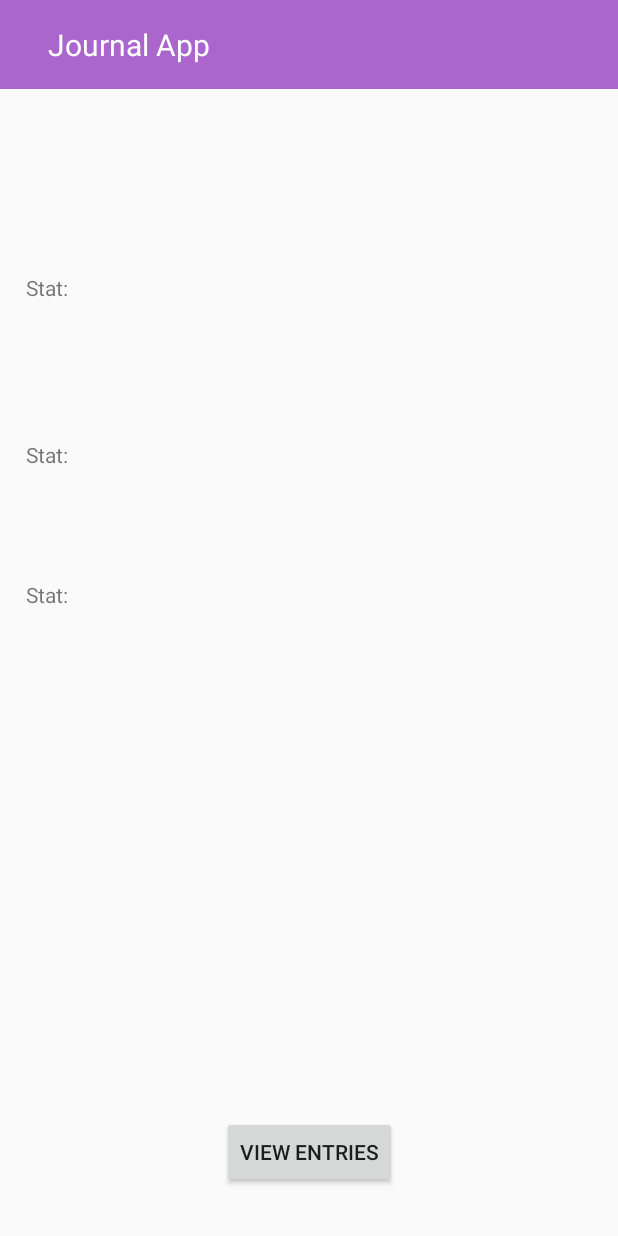
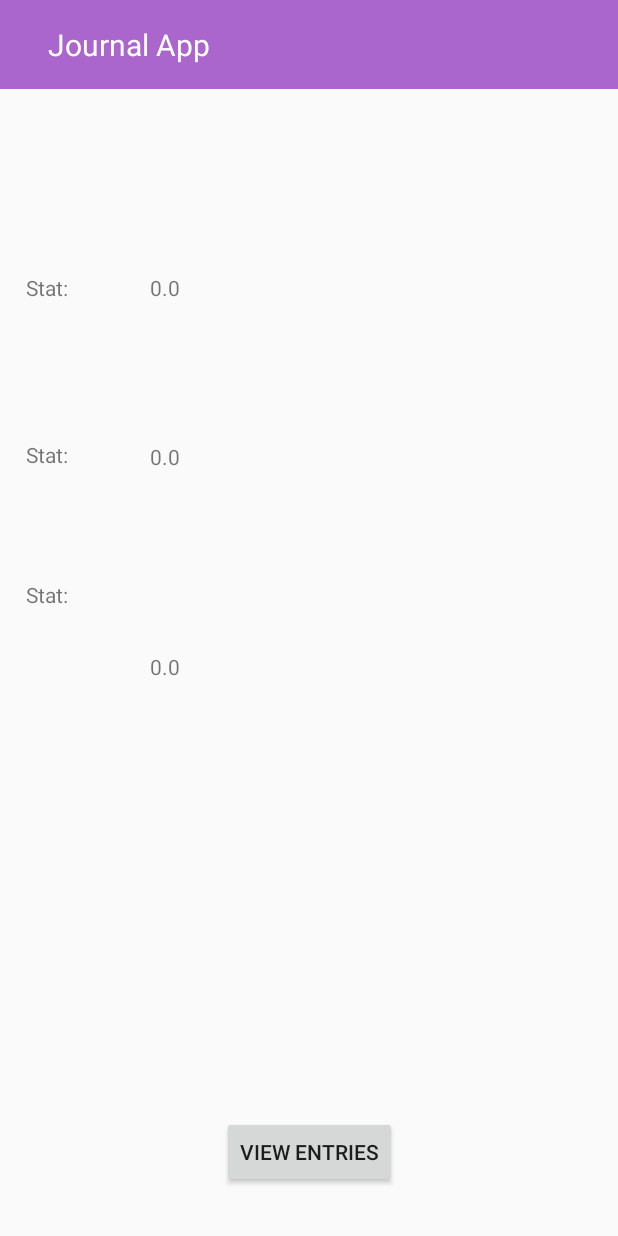
Before and after one commit to RedShellSniper/MobileAppFinalProject, an Android app: the ViewJournalStatistics screen opened through its navigation route, on a phone screen of 412 x 824 dp. Run offline under Robolectric (Android 15) with nearby library versions, the phone set to English and light mode, and no system bars.

Commit message:
I don't know anymore

```diff
--- a/app/src/main/res/layout/fragment_view_journal_statistics.xml
+++ b/app/src/main/res/layout/fragment_view_journal_statistics.xml
@@ -58,4 +58,44 @@
         app:layout_constraintStart_toStartOf="parent"
         app:layout_constraintTop_toTopOf="parent" />
 
+    <TextView
+        android:id="@+id/textView"
+        android:layout_width="wrap_content"
+        android:layout_height="wrap_content"
+        android:layout_marginStart="54dp"
+        android:layout_marginTop="74dp"
+        android:layout_marginEnd="292dp"
+        android:layout_marginBottom="324dp"
+        android:text="@string/defaultStat"
+        app:layout_constraintBottom_toBottomOf="parent"
+        app:layout_constraintEnd_toEndOf="parent"
+        app:layout_constraintStart_toEndOf="@+id/textView8"
+        app:layout_constraintTop_toBottomOf="@+id/textView6" />
+
+    <TextView
+        android:id="@+id/textView6"
+        android:layout_width="wrap_content"
+        android:layout_height="wrap_content"
+        android:layout_marginStart="54dp"
+        android:layout_marginTop="93dp"
+        android:layout_marginEnd="292dp"
+        android:text="@string/defaultStat"
+        app:layout_constraintEnd_toEndOf="parent"
+        app:layout_constraintStart_toEndOf="@+id/textView9"
+        app:layout_constraintTop_toBottomOf="@+id/textView11" />
+
+    <TextView
+        android:id="@+id/textView11"
+        android:layout_width="wrap_content"
+        android:layout_height="wrap_content"
+        android:layout_marginStart="54dp"
+        android:layout_marginTop="182dp"
+        android:layout_marginEnd="292dp"
+        android:layout_marginBottom="93dp"
+        android:text="@string/defaultStat"
+        app:layout_constraintBottom_toTopOf="@+id/textView6"
+        app:layout_constraintEnd_toEndOf="parent"
+        app:layout_constraintStart_toEndOf="@+id/textView10"
+        app:layout_constraintTop_toTopOf="parent" />
+
 </androidx.constraintlayout.widget.ConstraintLayout>
--- a/app/src/main/res/values/strings.xml
+++ b/app/src/main/res/values/strings.xml
@@ -20,4 +20,5 @@
     <string name="statistic2">Stat:</string>
     <string name="statistic3">Stat:</string>
     <string name="icon">Icon</string>
+    <string name="defaultStat">0.0</string>
 </resources>
```
